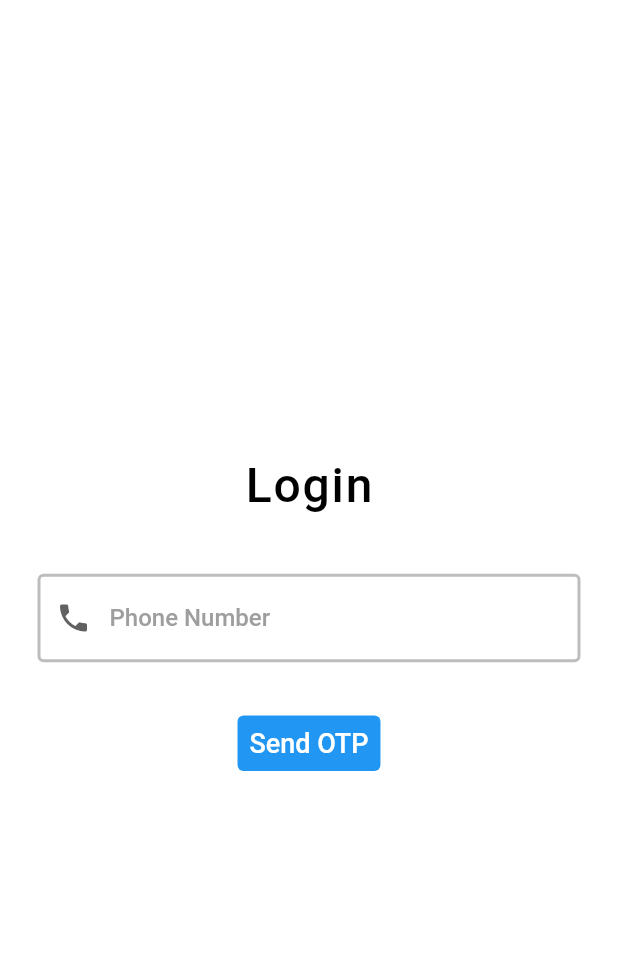
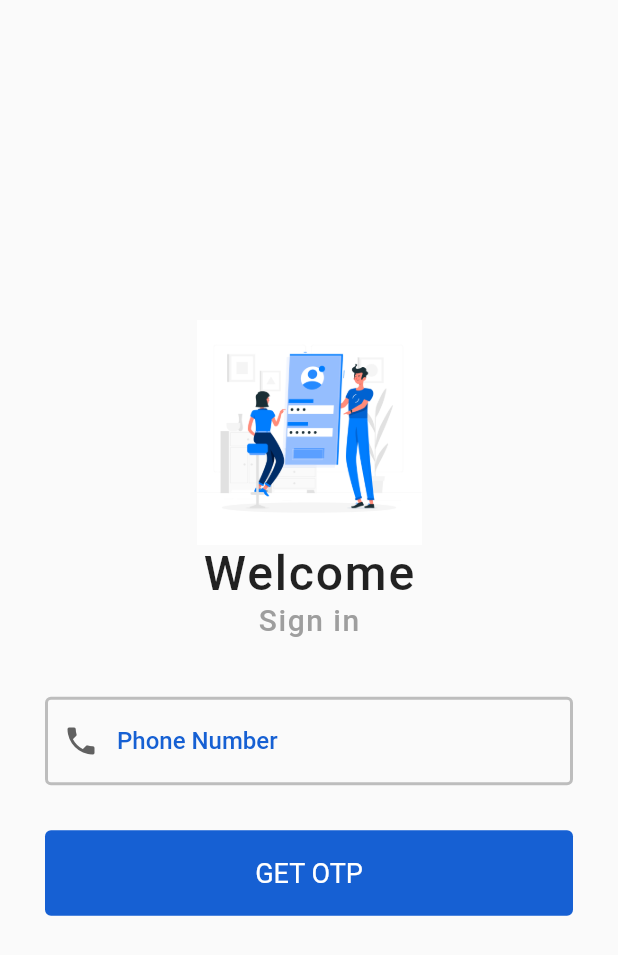
Before and after one commit to emem365/split_it, a Flutter app: the screen it shows after launch, on a phone screen of 412 x 824 dp. Shown: the top 955 px of the screen. Run offline on Flutter 3.47's test engine with Material 2 defaults, Android fonts, the phone set to English and light mode, and no system bars; our stand-ins replace cloud_firestore, firebase_auth, firebase_core, pin_code_fields; accounts and stored records are empty.

Commit message:
login updated

```diff
--- /dev/null
+++ b/lib/constants.dart
@@ -0,0 +1,7 @@
+import 'package:flutter/material.dart';
+
+const kColor1 = Colors.black45;
+
+const kBlue2 = Color(0xff1660D3);
+
+const kFont1 = 'PT-Sans';
--- a/lib/dashboard/dashboard.dart
+++ b/lib/dashboard/dashboard.dart
@@ -1,5 +1,6 @@
 import 'package:firebase_auth/firebase_auth.dart';
 import 'package:flutter/material.dart';
+import 'package:split_it/constants.dart';
 import 'package:split_it/login/loginPage.dart';
 
 class Dashboard extends StatefulWidget {
@@ -97,7 +98,7 @@ class _DashboardState extends State<Dashboard> {
       ),
       body: SafeArea(
         child: Container(
-          color: Colors.yellow.shade50,
+          color: kColor1,
           child: Stack(
             children: [
               Center(
--- a/lib/login/loginPage.dart
+++ b/lib/login/loginPage.dart
@@ -1,5 +1,6 @@
 import 'package:flutter/material.dart';
 import 'package:flutter/services.dart';
+import 'package:split_it/constants.dart';
 import 'package:split_it/login/otp.dart';
 
 class LoginPage extends StatefulWidget {
@@ -23,7 +24,6 @@ class _LoginPageState extends State<LoginPage> {
   @override
   Widget build(BuildContext context) {
     return Scaffold(
-      backgroundColor: Colors.white,
       body: SafeArea(
         child: Stack(
           children: [
@@ -32,60 +32,34 @@ class _LoginPageState extends State<LoginPage> {
               child: Opacity(
                 opacity: loading ? 0.5 : 1,
                 child: Container(
+                  padding: EdgeInsets.symmetric(horizontal: 30),
                   child: Form(
                     key: formKey,
                     child: Column(
                         mainAxisAlignment: MainAxisAlignment.center,
                         children: [
+                          Image.asset(
+                            'assets/images/login.jpg',
+                            height: 150,
+                          ),
                           Text(
-                            "Login",
+                            "Welcome",
                             style: TextStyle(
                                 letterSpacing: 1.2,
                                 fontSize: 32,
-                                color: Colors.black,
+                                // color: Colors.black,
+                                fontWeight: FontWeight.w500),
+                          ),
+                          Text(
+                            "Sign in",
+                            style: TextStyle(
+                                letterSpacing: 1,
+                                fontSize: 20,
+                                color: Colors.grey,
                                 fontWeight: FontWeight.w500),
                           ),
                           SizedBox(height: 40),
-                          Container(
-                              margin: EdgeInsets.symmetric(horizontal: 25),
-                              child: TextFormField(
-                                inputFormatters: [
-                                  FilteringTextInputFormatter.digitsOnly
-                                ],
-                                keyboardType: TextInputType.phone,
-                                controller: phoneNumber,
-                                style: TextStyle(
-                                    color: Colors.blue,
-                                    fontWeight: FontWeight.w500),
-                                decoration: InputDecoration(
-                                  enabledBorder: OutlineInputBorder(
-                                      borderSide: BorderSide(
-                                          width: 2,
-                                          color: Colors.grey.shade400)),
-                                  focusedBorder: OutlineInputBorder(
-                                      borderSide: BorderSide(
-                                    width: 2,
-                                    color: Colors.blue.withOpacity(0.5),
-                                  )),
-                                  labelText: "Phone Number",
-                                  labelStyle: TextStyle(
-                                    fontWeight: FontWeight.w500,
-                                    color: Colors.grey.shade500,
-                                  ),
-                                  prefixIcon: Icon(
-                                    Icons.phone,
-                                    color: Colors.grey.shade700,
-                                  ),
-                                  border: OutlineInputBorder(
-                                      borderRadius: BorderRadius.circular(10)),
-                                ),
-                                validator: (value) {
-                                  if (value.length != 10) {
-                                    return "Invalid phone number";
-                                  }
-                                  return null;
-                                },
-                              )),
+                          PhoneTextField(phoneNumber: phoneNumber),
                           SizedBox(height: 30),
                           Builder(
                             builder: (context) => TextButton(
@@ -106,14 +80,20 @@ class _LoginPageState extends State<LoginPage> {
                                     print("Error!!!!!");
                                 },
                                 style: TextButton.styleFrom(
-                                  backgroundColor: Colors.blue,
-                                ),
-                                child: Text(
-                                  "Send OTP",
-                                  style: TextStyle(
-                                    fontSize: 18,
-                                    color: Colors.white,
-                                    fontWeight: FontWeight.w500,
+                                    backgroundColor: kBlue2,
+                                    padding:
+                                        EdgeInsets.symmetric(vertical: 18)),
+                                child: Container(
+                                  width: double.infinity,
+                                  child: Center(
+                                    child: Text(
+                                      "GET OTP",
+                                      style: TextStyle(
+                                        fontSize: 18,
+                                        color: Colors.white,
+                                        fontWeight: FontWeight.w400,
+                                      ),
+                                    ),
                                   ),
                                 )),
                           ),
@@ -129,3 +109,54 @@ class _LoginPageState extends State<LoginPage> {
     );
   }
 }
+
+class PhoneTextField extends StatelessWidget {
+  const PhoneTextField({
+    Key key,
+    @required this.phoneNumber,
+  }) : super(key: key);
+
+  final TextEditingController phoneNumber;
+
+  @override
+  Widget build(BuildContext context) {
+    return Container(
+        child: TextFormField(
+      inputFormatters: [FilteringTextInputFormatter.digitsOnly],
+      keyboardType: TextInputType.phone,
+      controller: phoneNumber,
+      style:
+          TextStyle(color: Colors.grey.shade700, fontWeight: FontWeight.w500),
+      decoration: InputDecoration(
+        enabledBorder: OutlineInputBorder(
+            borderSide: BorderSide(width: 2, color: Colors.grey.shade400)),
+        focusedBorder: OutlineInputBorder(
+            borderSide: BorderSide(
+          width: 2,
+          color: kBlue2,
+        )),
+        labelText: "Phone Number",
+        labelStyle: TextStyle(
+          fontWeight: FontWeight.w500,
+          color: kBlue2,
+        ),
+        hintText: "Phone Number",
+        hintStyle: TextStyle(
+          fontWeight: FontWeight.w500,
+          color: Colors.grey.shade400,
+        ),
+        prefixIcon: Icon(
+          Icons.phone,
+          color: Colors.grey.shade700,
+        ),
+        border: OutlineInputBorder(borderRadius: BorderRadius.circular(10)),
+      ),
+      validator: (value) {
+        if (value.length != 10) {
+          return "Invalid phone number";
+        }
+        return null;
+      },
+    ));
+  }
+}
--- a/pubspec.yaml
+++ b/pubspec.yaml
@@ -49,8 +49,8 @@ flutter:
   uses-material-design: true
 
   # To add assets to your application, add an assets section, like this:
-  # assets:
-  #   - images/a_dot_burr.jpeg
+  assets:
+    - assets/images/
   #   - images/a_dot_ham.jpeg
 
   # An image asset can refer to one or more resolution-specific "variants", see
```
Also changed, not shown: assets/images/login.jpg (added).
